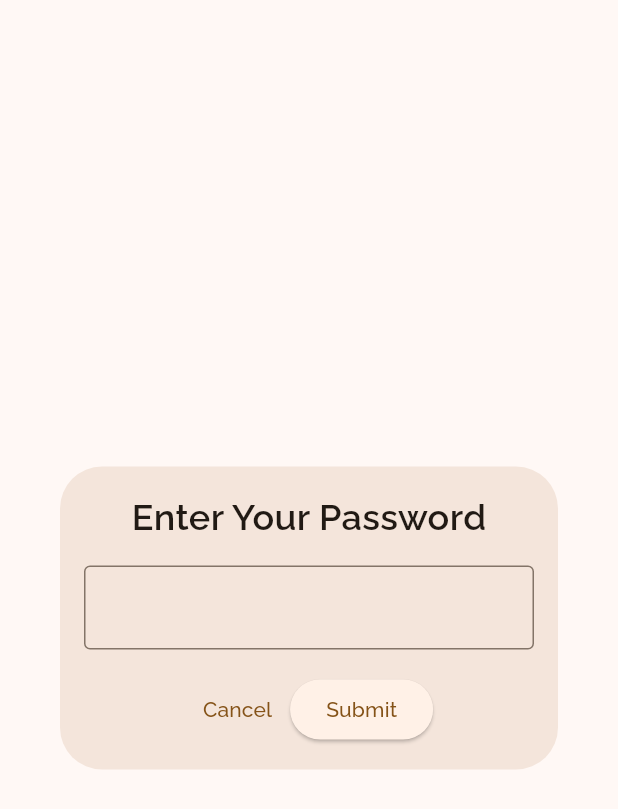
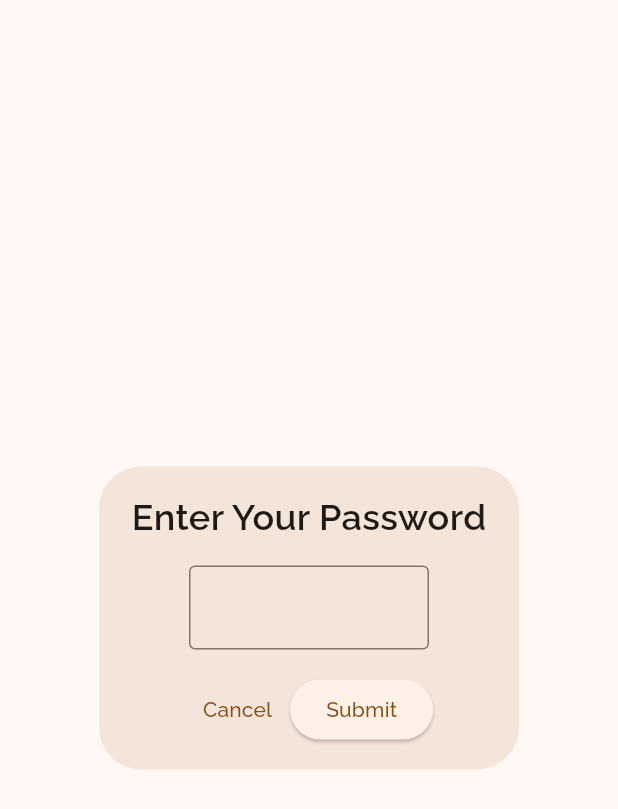
Before and after one commit to chandresh204/Note.It, a Flutter app: the EnterPasswordDialog widget shown alone on an empty page, opened directly, on a phone screen of 412 x 824 dp. Shown: the top 809 px of the screen. Run offline on Flutter 3.47's test engine with Material 3 defaults, Android fonts, the phone set to English and light mode, and no system bars; our stand-ins replace drift, equatable, file_picker, flutter_bloc, get_it, package_info_plus and 2 more; missing offline and left inert: encrypt, interactive_text; accounts and stored records are empty; generated files the repository leaves out were written again.

Commit message:
ui changes: edit text changed

```diff
--- a/lib/ui/dialog/enter_password_dialog.dart
+++ b/lib/ui/dialog/enter_password_dialog.dart
@@ -25,7 +25,9 @@ class _EnterPasswordDialogState extends State<EnterPasswordDialog> {
           children: [
             Text('Enter Your Password', style: AppTextStyles.heading2),
             SizedBox(height: 16),
-            TextField(
+            SizedBox(
+              width: 160,
+              child: TextField(
                 textAlign: TextAlign.center,
                 obscureText: true,
                 controller: _controller,
@@ -33,6 +35,7 @@ class _EnterPasswordDialogState extends State<EnterPasswordDialog> {
                   border: OutlineInputBorder()
                 ),
                 keyboardType: TextInputType.number,
+              ),
             ),
             SizedBox(height: 16),
             Row(
--- a/lib/ui/note_edit_screen/note_edit_screen.dart
+++ b/lib/ui/note_edit_screen/note_edit_screen.dart
@@ -171,7 +171,7 @@ class _NoteEditPage extends StatelessWidget {
                 controller: _controller,
                 autofocus: true,
                 style: AppTextStyles.body.copyWith(
-                  fontSize: 20*RuntimeConstants.currentTextScaler
+                  fontSize: 18*RuntimeConstants.currentTextScaler
                 ),
               ),
             ),
```
Lines whose indentation alone changed are shown as unchanged.
